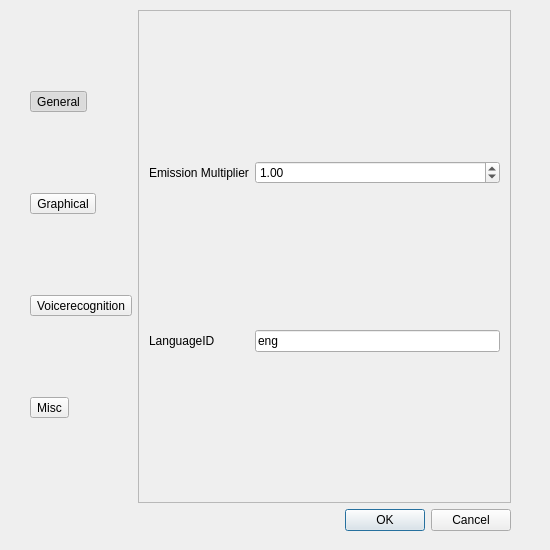
morevnaproject-org/papagayo-ng, file rsrc/settings.ui: the form before one commit.
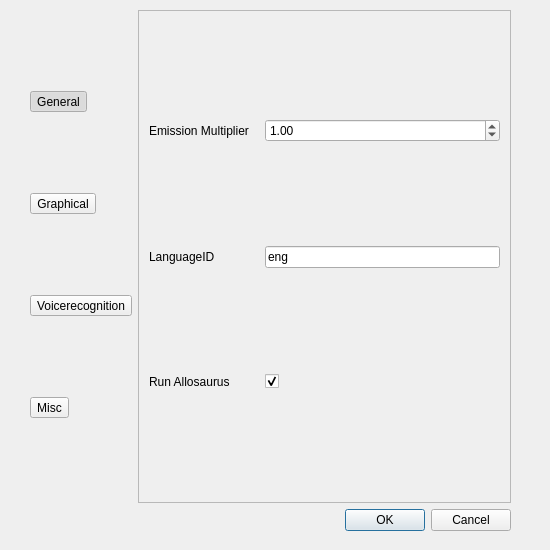
The form after the commit. The open tabs and pages were chosen to show the change. Icons and pictures are not drawn.

```diff
--- a/rsrc/settings.ui
+++ b/rsrc/settings.ui
@@ -141,7 +141,51 @@
          </rect>
         </property>
         <layout class="QGridLayout" name="gridLayout_2">
-         <item row="0" column="1">
+         <item row="1" column="2">
+          <widget class="QLineEdit" name="lang_id_value">
+           <property name="text">
+            <string>eng</string>
+           </property>
+          </widget>
+         </item>
+         <item row="2" column="3">
+          <layout class="QVBoxLayout" name="verticalLayout"/>
+         </item>
+         <item row="2" column="0">
+          <widget class="QLabel" name="label_4">
+           <property name="text">
+            <string>Run Allosaurus</string>
+           </property>
+          </widget>
+         </item>
+         <item row="2" column="2">
+          <widget class="QCheckBox" name="run_allosaurus">
+           <property name="enabled">
+            <bool>true</bool>
+           </property>
+           <property name="text">
+            <string/>
+           </property>
+           <property name="checked">
+            <bool>true</bool>
+           </property>
+          </widget>
+         </item>
+         <item row="1" column="0">
+          <widget class="QLabel" name="label_2">
+           <property name="text">
+            <string>LanguageID</string>
+           </property>
+          </widget>
+         </item>
+         <item row="0" column="0">
+          <widget class="QLabel" name="label">
+           <property name="text">
+            <string>Emission Multiplier</string>
+           </property>
+          </widget>
+         </item>
+         <item row="0" column="2">
           <widget class="QDoubleSpinBox" name="voice_emission_value">
            <property name="minimum">
             <double>0.010000000000000</double>
@@ -160,26 +204,21 @@
            </property>
           </widget>
          </item>
-         <item row="0" column="0">
-          <widget class="QLabel" name="label">
-           <property name="text">
-            <string>Emission Multiplier</string>
+         <item row="2" column="1">
+          <spacer name="horizontalSpacer">
+           <property name="orientation">
+            <enum>Qt::Horizontal</enum>
            </property>
-          </widget>
-         </item>
-         <item row="1" column="1">
-          <widget class="QLineEdit" name="lang_id_value">
-           <property name="text">
-            <string>eng</string>
+           <property name="sizeType">
+            <enum>QSizePolicy::Fixed</enum>
            </property>
-          </widget>
-         </item>
-         <item row="1" column="0">
-          <widget class="QLabel" name="label_2">
-           <property name="text">
-            <string>LanguageID</string>
+           <property name="sizeHint" stdset="0">
+            <size>
+             <width>10</width>
+             <height>20</height>
+            </size>
            </property>
-          </widget>
+          </spacer>
          </item>
         </layout>
        </widget>
```
Left out of the diff: 2 changed lines with no effect on the pictures.
